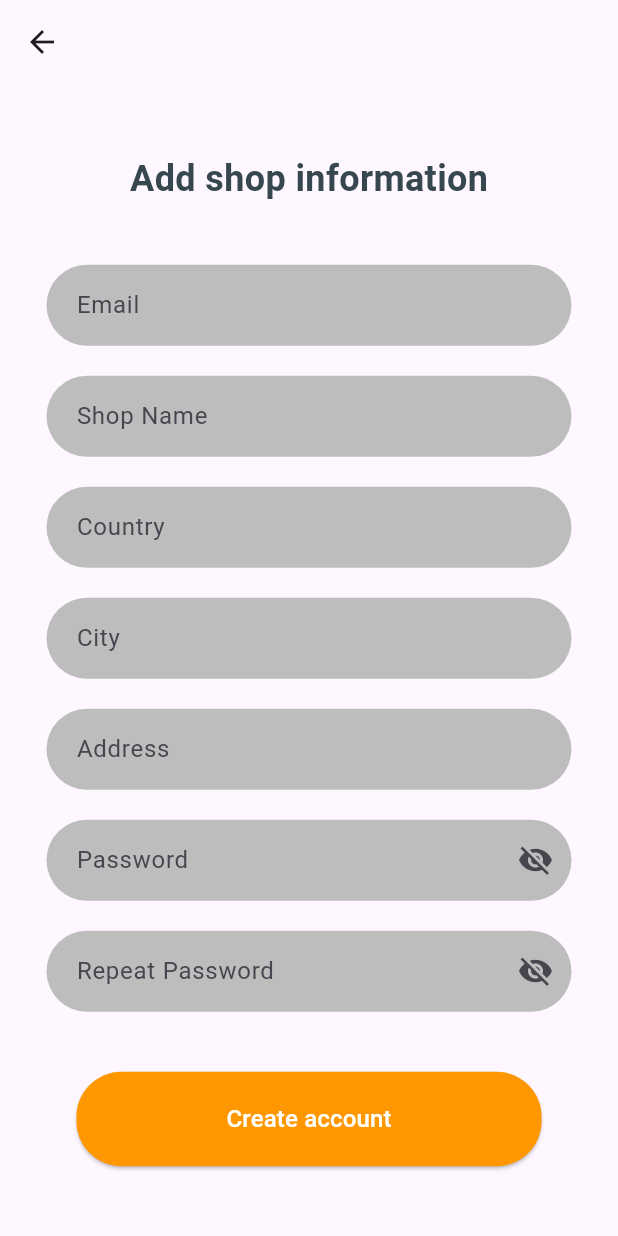
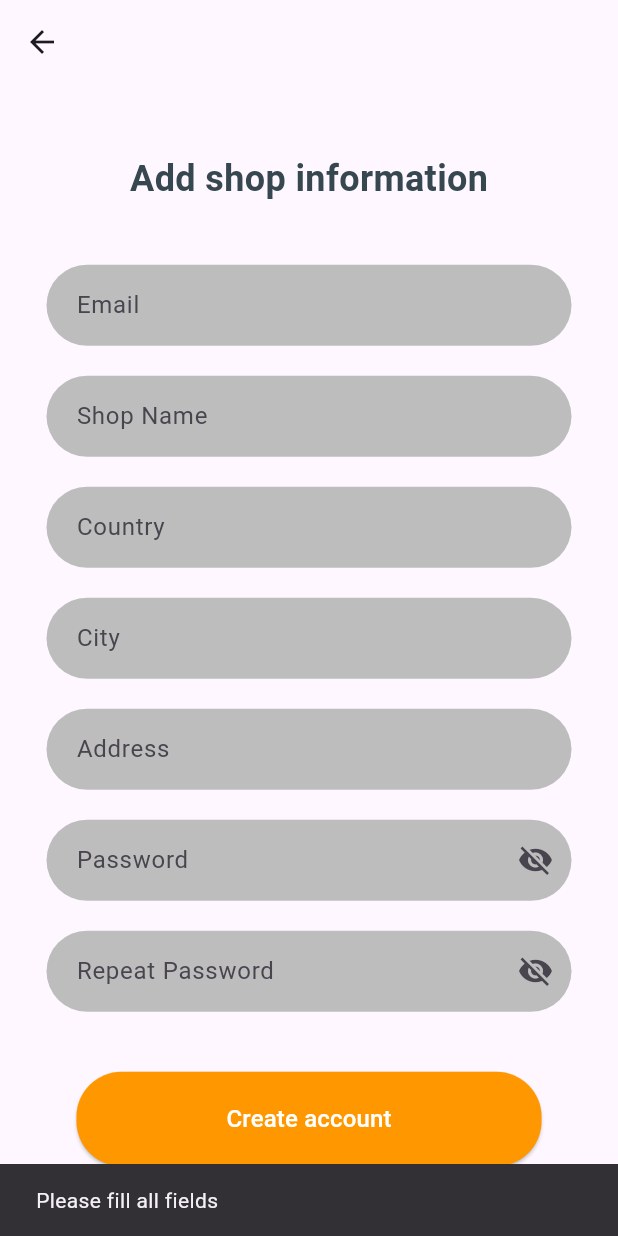
Before and after one commit to postrenan/MyGuide-Front, a Flutter app: the RegisterShop screen opened directly, after a tap on "Create account", on a phone screen of 412 x 824 dp. Run offline on Flutter 3.47's test engine with Material 3 defaults, Android fonts, the phone set to English and light mode, and no system bars; our stand-ins replace flutter_dotenv, fluttertoast, google_fonts; missing offline and left inert: dart:html.

Commit message:
fix: data e po

```diff
--- a/lib/src/features/authentication/register_page.dart
+++ b/lib/src/features/authentication/register_page.dart
@@ -5,8 +5,7 @@ import 'package:myguide_app/src/features/authentication/register_shop.dart';
 import 'package:myguide_app/src/features/authentication/login_page.dart';
 import 'package:http/http.dart' as http;
 import 'dart:convert';
-import 'package:intl/intl.dart';
-import 'package:fluttertoast/fluttertoast.dart'; // Importação do pacote fluttertoast
+import 'package:fluttertoast/fluttertoast.dart';
 
 class RegisterPage extends StatefulWidget {
   const RegisterPage({super.key});
@@ -27,7 +26,6 @@ class _RegisterPageState extends State<RegisterPage> {
   final TextEditingController _repeatPasswordController = TextEditingController();
 
   Future<void> _createCredentials() async {
-    // Verificação de campos obrigatórios
     if (_emailController.text.isEmpty ||
         _nameController.text.isEmpty ||
         _usernameController.text.isEmpty ||
@@ -38,7 +36,6 @@ class _RegisterPageState extends State<RegisterPage> {
       return;
     }
 
-    // Verificação se as senhas coincidem
     if (_passwordController.text != _repeatPasswordController.text) {
       _showMessage('Passwords do not match');
       return;
@@ -56,13 +53,12 @@ class _RegisterPageState extends State<RegisterPage> {
           'email': _emailController.text,
           'name': _nameController.text,
           'username': _usernameController.text,
-          'birthday':"1990-01-01T00:00:00.000Z",
+          'birthday': _birthdayController.text,
           'password': _passwordController.text,
         }),
       );
 
       if (response.statusCode == 200) {
-        // Notificação com toast para sucesso
         Fluttertoast.showToast(
           msg: "Account created successfully",
           toastLength: Toast.LENGTH_SHORT,
@@ -72,7 +68,6 @@ class _RegisterPageState extends State<RegisterPage> {
           fontSize: 16.0,
         );
 
-        // Redireciona para a página de login
         Navigator.pushReplacement(
           context,
           MaterialPageRoute(builder: (context) => LoginPage()),
@@ -102,7 +97,8 @@ class _RegisterPageState extends State<RegisterPage> {
     );
     if (picked != null && picked != DateTime.now()) {
       setState(() {
-        _birthdayController.text = DateFormat('yyyy-MM-dd').format(picked);
+        // Formato da data alterado para `1990-01-01T00:00:00.000Z`
+        _birthdayController.text = picked.toUtc().toIso8601String();
       });
     }
   }
--- a/lib/src/features/authentication/register_shop.dart
+++ b/lib/src/features/authentication/register_shop.dart
@@ -1,5 +1,9 @@
 import 'package:flutter/material.dart';
+import 'package:flutter_dotenv/flutter_dotenv.dart';
 import 'package:myguide_app/src/constants/colors.dart';
+import 'package:fluttertoast/fluttertoast.dart';
+import 'package:http/http.dart' as http;
+import 'dart:convert';
 
 class RegisterShop extends StatefulWidget {
   const RegisterShop({super.key});
@@ -11,6 +15,92 @@ class RegisterShop extends StatefulWidget {
 class _RegisterShopState extends State<RegisterShop> {
   bool _isPasswordVisible = false;
   bool _isRepeatPasswordVisible = false;
+
+  final TextEditingController _emailController = TextEditingController();
+  final TextEditingController _shopNameController = TextEditingController();
+  final TextEditingController _countryController = TextEditingController();
+  final TextEditingController _cityController = TextEditingController();
+  final TextEditingController _addressController = TextEditingController();
+  final TextEditingController _passwordController = TextEditingController();
+  final TextEditingController _repeatPasswordController = TextEditingController();
+
+  Future<void> _createShopAccount() async {
+    // Validação dos campos obrigatórios
+    if (_emailController.text.isEmpty ||
+        _shopNameController.text.isEmpty ||
+        _countryController.text.isEmpty ||
+        _cityController.text.isEmpty ||
+        _addressController.text.isEmpty ||
+        _passwordController.text.isEmpty ||
+        _repeatPasswordController.text.isEmpty) {
+      _showMessage('Please fill all fields');
+      return;
+    }
+
+    // Verificação se as senhas coincidem
+    if (_passwordController.text != _repeatPasswordController.text) {
+      _showMessage('Passwords do not match');
+      return;
+    }
+
+    try {
+      String apiKey = dotenv.env['API_URL'] ?? 'default_api_key';
+
+      final response = await http.post(
+        Uri.parse('${apiKey}shops'),
+        headers: <String, String>{
+          'Content-Type': 'application/json; charset=UTF-8',
+        },
+        body: jsonEncode(<String, String>{
+          'email': _emailController.text,
+          'shopName': _shopNameController.text,
+          'country': _countryController.text,
+          'city': _cityController.text,
+          'address': _addressController.text,
+          'password': _passwordController.text,
+        }),
+      );
+
+      if (response.statusCode == 200) {
+        // Exibir mensagem de sucesso
+        Fluttertoast.showToast(
+          msg: "Shop account created successfully",
+          toastLength: Toast.LENGTH_SHORT,
+          gravity: ToastGravity.BOTTOM,
+          backgroundColor: Colors.green,
+          textColor: Colors.white,
+          fontSize: 16.0,
+        );
+
+        // Redireciona para a página de login ou outro fluxo
+        Navigator.pop(context);
+      } else if (response.statusCode == 400) {
+        _showMessage('Invalid data. Please check your inputs.');
+      } else {
+        _showMessage('Error: ${response.statusCode}');
+      }
+    } catch (e) {
+      _showMessage('An error occurred. Please try again.');
+    }
+  }
+
+  void _showMessage(String message) {
+    ScaffoldMessenger.of(context).showSnackBar(
+      SnackBar(content: Text(message)),
+    );
+  }
+
+  @override
+  void dispose() {
+    _emailController.dispose();
+    _shopNameController.dispose();
+    _countryController.dispose();
+    _cityController.dispose();
+    _addressController.dispose();
+    _passwordController.dispose();
+    _repeatPasswordController.dispose();
+    super.dispose();
+  }
 
   @override
   Widget build(BuildContext context) {
@@ -33,30 +123,30 @@ class _RegisterShopState extends State<RegisterShop> {
                 ),
               ),
               const SizedBox(height: 40),
-              _buildTextField("Email", 350),
+              _buildTextField("Email", 350, _emailController),
               const SizedBox(height: 20),
-              _buildTextField("Shop Name", 350),
+              _buildTextField("Shop Name", 350, _shopNameController),
               const SizedBox(height: 20),
-              _buildTextField("Country", 350),
+              _buildTextField("Country", 350, _countryController),
               const SizedBox(height: 20),
-              _buildTextField("City", 350),
+              _buildTextField("City", 350, _cityController),
               const SizedBox(height: 20),
-              _buildTextField("Address", 350),
+              _buildTextField("Address", 350, _addressController),
               const SizedBox(height: 20),
               _buildPasswordField("Password", 350, _isPasswordVisible, () {
                 setState(() {
                   _isPasswordVisible = !_isPasswordVisible;
                 });
-              }),
+              }, _passwordController),
               const SizedBox(height: 20),
               _buildPasswordField("Repeat Password", 350, _isRepeatPasswordVisible, () {
                 setState(() {
                   _isRepeatPasswordVisible = !_isRepeatPasswordVisible;
                 });
-              }),
+              }, _repeatPasswordController),
               const SizedBox(height: 40),
               ElevatedButton(
-                onPressed: () {}, //cadastro------------------------
+                onPressed: _createShopAccount,
                 style: ElevatedButton.styleFrom(
                   backgroundColor: secundaryColor,
                   padding: const EdgeInsets.symmetric(horizontal: 100, vertical: 20),
@@ -79,7 +169,7 @@ class _RegisterShopState extends State<RegisterShop> {
     );
   }
 
-  Widget _buildTextField(String hintText, double width) {
+  Widget _buildTextField(String hintText, double width, TextEditingController controller) {
     return SizedBox(
       width: width,
       child: Container(
@@ -88,6 +178,7 @@ class _RegisterShopState extends State<RegisterShop> {
           borderRadius: BorderRadius.circular(30),
         ),
         child: TextField(
+          controller: controller,
           decoration: InputDecoration(
             hintText: hintText,
             border: InputBorder.none,
@@ -98,7 +189,7 @@ class _RegisterShopState extends State<RegisterShop> {
     );
   }
 
-  Widget _buildPasswordField(String hintText, double width, bool isPasswordVisible, VoidCallback toggleVisibility) {
+  Widget _buildPasswordField(String hintText, double width, bool isPasswordVisible, VoidCallback toggleVisibility, TextEditingController controller) {
     return SizedBox(
       width: width,
       child: Container(
@@ -107,6 +198,7 @@ class _RegisterShopState extends State<RegisterShop> {
           borderRadius: BorderRadius.circular(30),
         ),
         child: TextField(
+          controller: controller,
           obscureText: !isPasswordVisible,
           decoration: InputDecoration(
             hintText: hintText,
--- a/lib/src/features/home/links/settings/profileadmin.dart
+++ b/lib/src/features/home/links/settings/profileadmin.dart
@@ -29,7 +29,7 @@ class _AdminPageState extends State<AdminPage> {
       if (files!.isEmpty) return;
 
       final reader = html.FileReader();
-      reader.readAsDataUrl(files[0]!);
+      reader.readAsDataUrl(files[0]);
 
       reader.onLoadEnd.listen((e) {
         setState(() {
```
